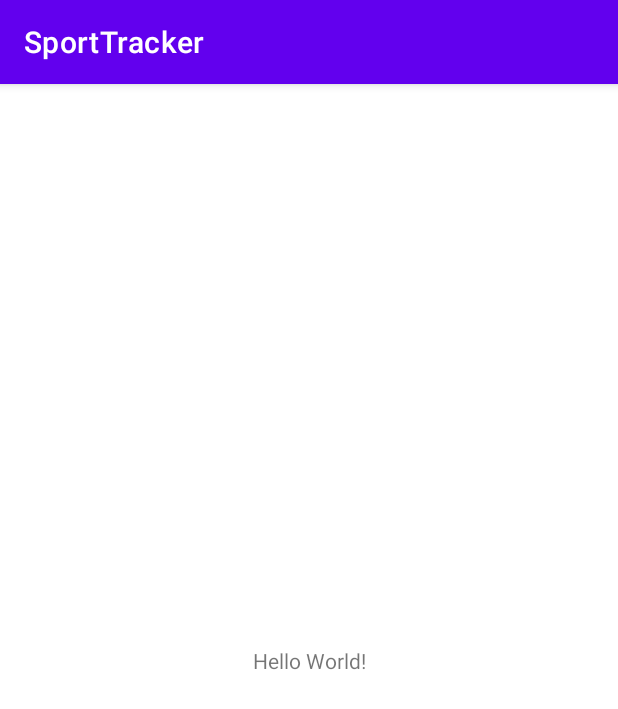
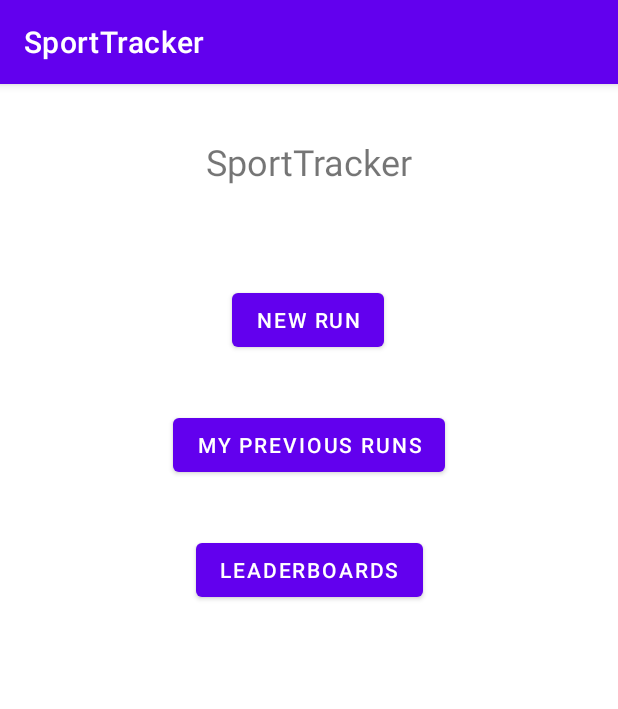
Before and after one commit to jakobpolegek/sporttracker, an Android app: the screen it shows after launch (MainActivity), on a phone screen of 412 x 824 dp. Shown: the top 709 px of the screen. Run offline under Robolectric (Android 15) with nearby library versions, the phone set to English and light mode, and no system bars.

Commit message:
Added a new Application activity, style.xml file, basic layout for main activity.

```diff
--- /dev/null
+++ b/SportTrackerAndroid/app/src/main/java/com/example/sporttracker/ApplicationMy.java
@@ -0,0 +1,20 @@
+package com.example.sporttracker;
+
+import android.app.Application;
+import android.content.SharedPreferences;
+import android.preference.PreferenceManager;
+
+public class ApplicationMy extends Application {
+    public static final String APP_ID = "ID_KEY";
+
+    SharedPreferences sp;
+
+    @Override
+    public void onCreate() {
+        super.onCreate();
+
+        sp = PreferenceManager.getDefaultSharedPreferences(getApplicationContext());
+
+    }
+
+}
--- a/SportTrackerAndroid/app/src/main/res/layout/activity_main.xml
+++ b/SportTrackerAndroid/app/src/main/res/layout/activity_main.xml
@@ -7,12 +7,47 @@
     tools:context=".MainActivity">
 
     <TextView
+        android:id="@+id/textView"
         android:layout_width="wrap_content"
         android:layout_height="wrap_content"
-        android:text="Hello World!"
-        app:layout_constraintBottom_toBottomOf="parent"
-        app:layout_constraintLeft_toLeftOf="parent"
-        app:layout_constraintRight_toRightOf="parent"
+        android:layout_marginTop="35dp"
+        android:text="@string/sporttracker"
+        android:textSize="24sp"
+        app:layout_constraintBottom_toTopOf="@id/btnNewRun"
+        app:layout_constraintEnd_toEndOf="parent"
+        app:layout_constraintStart_toStartOf="parent"
         app:layout_constraintTop_toTopOf="parent" />
 
+    <Button
+        android:id="@+id/btnNewRun"
+        android:layout_width="wrap_content"
+        android:layout_height="wrap_content"
+        android:layout_marginTop="65dp"
+        android:text="@string/new_run"
+        app:layout_constraintBottom_toTopOf="@id/btnPreviousRuns"
+        app:layout_constraintEnd_toEndOf="parent"
+        app:layout_constraintHorizontal_bias="0.498"
+        app:layout_constraintStart_toStartOf="parent"
+        app:layout_constraintTop_toBottomOf="@id/textView" />
+
+    <Button
+        android:id="@+id/btnPreviousRuns"
+        android:layout_width="wrap_content"
+        android:layout_height="wrap_content"
+        android:layout_marginTop="35dp"
+        android:text="@string/my_previous_runs"
+        app:layout_constraintEnd_toEndOf="parent"
+        app:layout_constraintStart_toStartOf="parent"
+        app:layout_constraintTop_toBottomOf="@id/btnNewRun"
+        app:layout_constraintBottom_toTopOf="@id/btnLeaderboards"/>
+
+    <Button
+        android:id="@+id/btnLeaderboards"
+        android:layout_width="wrap_content"
+        android:layout_height="wrap_content"
+        android:layout_marginTop="35dp"
+        android:text="@string/leaderboards"
+        app:layout_constraintEnd_toEndOf="parent"
+        app:layout_constraintStart_toStartOf="parent"
+        app:layout_constraintTop_toBottomOf="@id/btnPreviousRuns" />
 </androidx.constraintlayout.widget.ConstraintLayout>
--- a/SportTrackerAndroid/app/src/main/res/values/colors.xml
+++ b/SportTrackerAndroid/app/src/main/res/values/colors.xml
@@ -7,4 +7,10 @@
     <color name="teal_700">#FF018786</color>
     <color name="black">#FF000000</color>
     <color name="white">#FFFFFFFF</color>
+
+    //My colors
+
+    <color name="colorPrimary">#FF000000</color>
+    <color name="colorPrimaryDark">#FF000000</color>
+    <color name="colorAccent">#FF000000</color>
 </resources>
--- a/SportTrackerAndroid/app/src/main/res/values/strings.xml
+++ b/SportTrackerAndroid/app/src/main/res/values/strings.xml
@@ -1,3 +1,8 @@
 <resources>
     <string name="app_name">SportTracker</string>
+    <string name="sporttracker">SportTracker</string>
+    <string name="new_run">New Run</string>
+    <string name="leaderboards">Leaderboards</string>
+    <string name="my_runs">My Runs</string>
+    <string name="my_previous_runs">My Previous Runs</string>
 </resources>
--- /dev/null
+++ b/SportTrackerAndroid/app/src/main/res/values/style.xml
@@ -0,0 +1,9 @@
+<?xml version="1.0" encoding="utf-8"?>
+<resources>
+    <style name="AppTheme" parent="Theme.AppCompat.Light.DarkActionBar">
+        <item name="colorPrimary">@color/colorPrimary</item>
+        <item name="colorPrimaryDark">@color/colorPrimaryDark</item>
+        <item name="colorAccent">@color/colorAccent</item>
+    </style>
+
+</resources>
```
